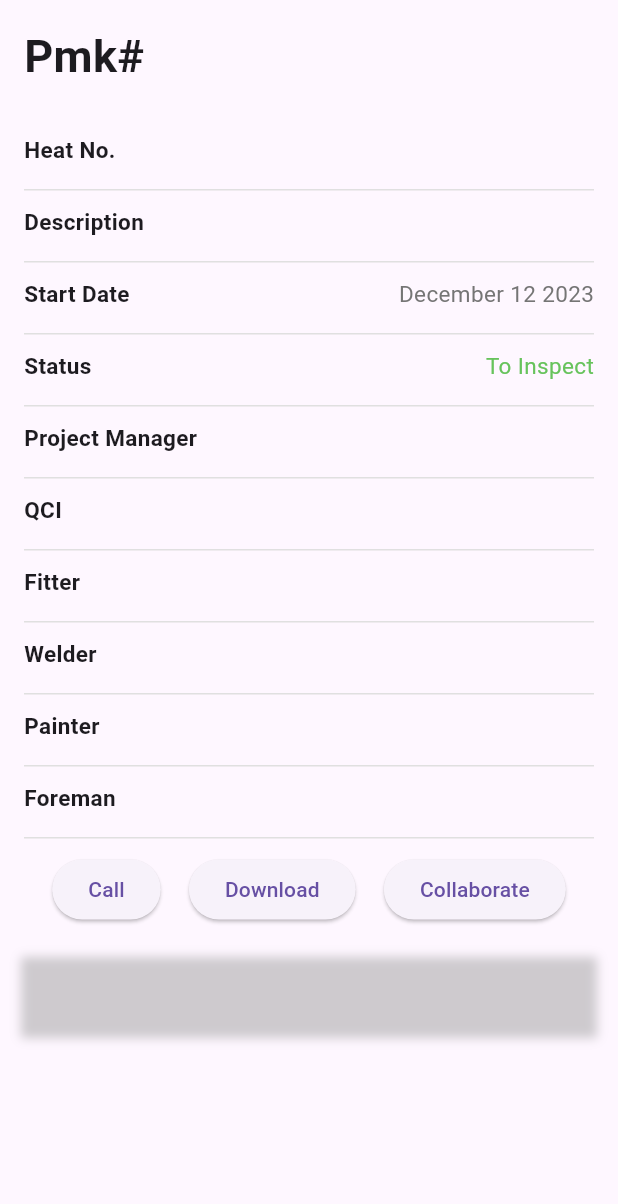
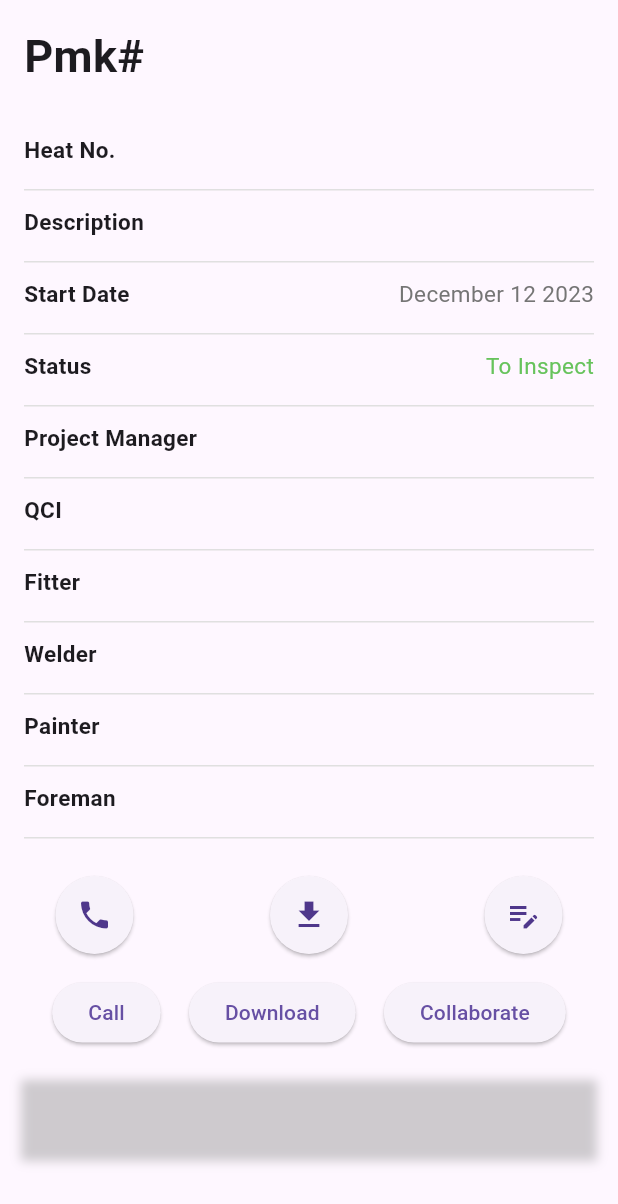
Before and after one commit to sikandarm/pace-mobile, a Flutter app: the TaskDetailWidget widget shown alone on an empty page, opened directly with empty values, on a phone screen of 412 x 824 dp. Shown: the top 1204 px of the screen. Run offline on Flutter 3.47's test engine with Material 3 defaults, Android fonts, the light colour scheme and no system bars; our stand-ins replace custom_sliding_segmented_control, dio, email_validator, expandable, firebase_auth, firebase_core and 13 more; missing offline and left inert: expandable_datatable; accounts and stored records are empty; network calls fail.

Commit message:
commit v12 after implementing new api's

```diff
--- a/lib/screens/task_detail.dart
+++ b/lib/screens/task_detail.dart
@@ -757,7 +757,52 @@ class _TaskDetailWidgetState extends State<TaskDetailWidget> {
             const SizedBox(height: 10),
             buildRolesFields("Foreman", widget.foreman!),
             drawLine(),
-            const SizedBox(height: 10),
+ SizedBox(height: 21,),
+            Padding(
+              padding: const EdgeInsets.symmetric(horizontal: 17),
+              child: Row(
+                mainAxisAlignment: MainAxisAlignment.spaceBetween,
+                children: [
+
+                Card(
+                  shape:RoundedRectangleBorder(borderRadius: BorderRadius.circular(33)),
+                  child: InkWell(
+splashColor: Colors.transparent,
+                    onTap: (){ Navigator.push(
+                        context,
+                        MaterialPageRoute(
+                          builder: (context) => ViewContactsScreen(),
+                        ));},
+                    child: CircleAvatar(
+                      backgroundColor: Colors.transparent,
+                      radius: 26,
+                      child: Icon(Icons.phone),
+                    ),
+                  ),
+                ),
+                  Card(
+                    shape:RoundedRectangleBorder(borderRadius: BorderRadius.circular(33)),
+                    child: CircleAvatar(
+                      backgroundColor: Colors.transparent,
+
+                      radius: 26,
+                      child: Icon(Icons.download),
+                    ),
+                  ),
+                  Card(
+                    shape:RoundedRectangleBorder(borderRadius: BorderRadius.circular(33)),
+                    child: CircleAvatar(
+
+                      backgroundColor: Colors.transparent,
+
+                      radius: 26,
+                      child: Icon(Icons.edit_note),
+                    ),
+                  ),
+              ],),
+            ),
+
+            const SizedBox(height: 11),
             if (widget.imageUrl != null && widget.imageUrl!.isNotEmpty)
               Center(
                 child: GestureDetector(
@@ -777,9 +822,9 @@ class _TaskDetailWidgetState extends State<TaskDetailWidget> {
                   //     "https://play.google.com/store/apps/details?id=com.microsoft.whiteboard.publicpreview"),
                   child: Image.network(
                     widget.imageUrl!,
-                    width: 300.0,
-                    height: 250.0,
-                    fit: BoxFit.contain,
+                    width: 285.0,
+                    height: 145.0,
+                    fit: BoxFit.cover,
                   ),
                 ),
               ),
```
